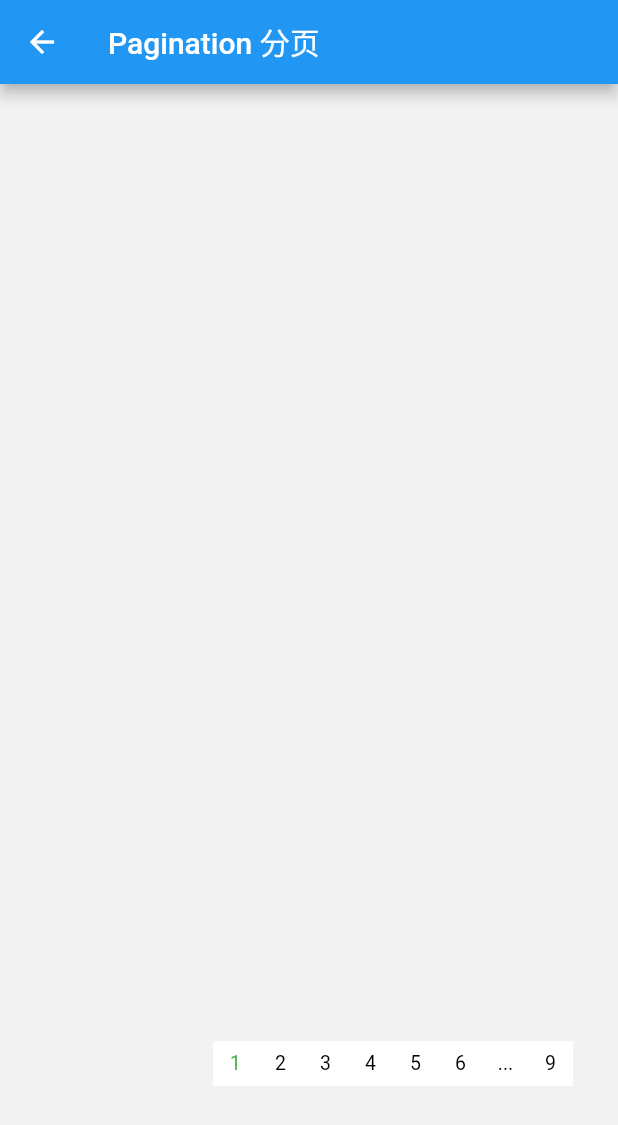
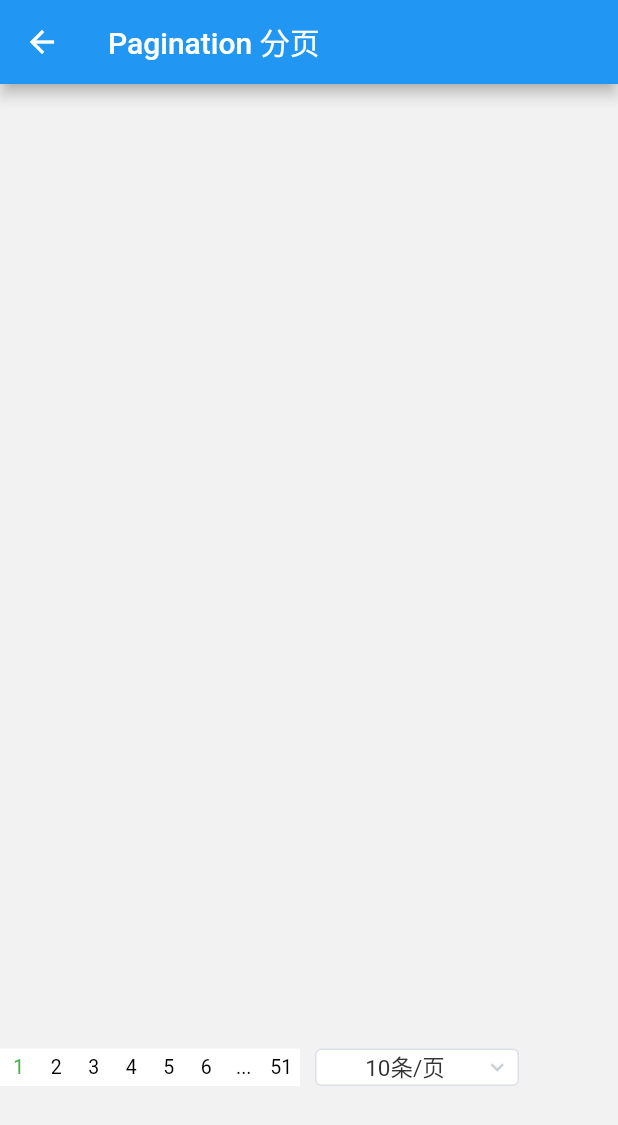
Before and after one commit to niyige/flutter_widget_project, a Flutter app: the PaginationPage screen opened directly, on a phone screen of 412 x 824 dp. Shown: the top 1125 px of the screen. Run offline on Flutter 3.47's test engine with Material 2 defaults, Android fonts, the light colour scheme and no system bars.

Commit message:
feat: 完善分页 ui

```diff
--- a/lib/page/pagination_page.dart
+++ b/lib/page/pagination_page.dart
@@ -1,4 +1,5 @@
 import 'package:flutter/material.dart';
+import 'package:flutter_widget_project/widget/pagination/dropdown_menu.dart';
 import 'package:flutter_widget_project/widget/pagination/pagination.dart';
 
 /**
@@ -24,16 +25,41 @@ class _PaginationPageState extends State<PaginationPage> {
         children: [
           Positioned(
             bottom: 100,
-              right: 30,
-              // width: MediaQuery.of(context).size.width,
-              child: MyPagination(
-                totalCount: 18,
+            width: MediaQuery.of(context).size.width,
+            child: Row(
+              children: [
+                MyPagination(
+                  totalCount: 101,
                   currentPage: 1,
                   pageSize: 2,
                   changePage: (int pageNum) {
                     //
                   },
-              )),
+                ),
+                SizedBox(
+                  width: 10,
+                ),
+                DropdownMenu(
+                  textStyle: TextStyle(color: Color(0xFF333333), fontSize: 15),
+                  //width: 300,
+                  location: DropdownLocation.top,
+                  onSelected: (v, int index) {
+                    print(v);
+                    //
+                  },
+                  items: <DropdownItem<String>>[
+                    DropdownItem(value: '10条/页'),
+                    DropdownItem(value: '20条/页'),
+                    DropdownItem(value: '30条/页'),
+                    DropdownItem(value: '40条/页'),
+                    DropdownItem(value: '50条/页'),
+                    DropdownItem(value: '100条/页'),
+                    // DropdownItem(value: '1000条/页'),
+                  ],
+                ),
+              ],
+            ),
+          ),
         ],
       ),
     );
--- /dev/null
+++ b/lib/widget/pagination/dropdown_menu.dart
@@ -0,0 +1,278 @@
+import 'dart:math';
+
+import 'package:flutter/gestures.dart';
+import 'package:flutter/material.dart';
+
+typedef DropdownItemSelected<T> = void Function(T value, int index);
+
+typedef DropdownCanceled = void Function();
+enum DropdownLocation { top, bottom }
+
+class DropdownMenu<T> extends StatefulWidget {
+  final List<DropdownItem<T>> items;
+  final DropdownItemSelected<DropdownItem<T>> onSelected;
+  final DropdownCanceled onCanceled;
+  final TextStyle textStyle;
+  final double width;
+  final DropdownLocation location;
+  final int showCount;
+  const DropdownMenu(
+      {Key key,
+      this.items,
+      this.onSelected,
+      this.onCanceled,
+      this.textStyle,
+      this.width = 0,
+      this.location = DropdownLocation.bottom,
+      this.showCount = 6})
+      : super(key: key);
+  @override
+  _DropdownMenuState createState() => _DropdownMenuState();
+}
+
+class _DropdownMenuState<T> extends State<DropdownMenu<T>>
+    with TickerProviderStateMixin {
+  OverlayState _overlayState;
+  List<OverlayEntry> _overlayEntryList = [];
+  int selectedIndex = 0;
+  double width;
+  AnimationController controller;
+  bool isShow = false;
+  double itemHeight = 30;
+  final LayerLink _layerLink = LayerLink();
+  @override
+  void initState() {
+    super.initState();
+    itemHeight = max(16 + widget.textStyle.fontSize, itemHeight);
+    controller = AnimationController(
+        duration: const Duration(milliseconds: 200),
+        lowerBound: 0,
+        upperBound: 0.5,
+        vsync: this);
+  }
+
+  @override
+  Widget build(BuildContext context) {
+    return GestureDetector(
+      onTap: () {
+        controller.forward();
+        showDropdown();
+      },
+      child: CompositedTransformTarget(
+        link: this._layerLink,
+        child: Container(
+          padding: EdgeInsets.only(
+            left: 14,
+            right: 5,
+          ),
+          height: 25,
+          decoration: BoxDecoration(
+            color: Colors.white,
+            border: Border.all(color: Color(0xFFDCDFE6)),
+            borderRadius: BorderRadius.all(
+              Radius.circular(4),
+            ),
+          ),
+          child: Row(
+            mainAxisSize: MainAxisSize.min,
+            children: [
+              Container(
+                alignment: Alignment.center,
+                width: max(widget.width,
+                    _calculateMaxTextWidth(widget.textStyle, widget.items)),
+                child: Text(
+                  widget.items[selectedIndex].value.toString(),
+                  maxLines: 1,
+                  style: widget.textStyle,
+                ),
+              ),
+              SizedBox(width: 8),
+              RotationTransition(
+                alignment: Alignment.center,
+                turns: controller,
+                child: Icon(
+                  Icons.keyboard_arrow_down,
+                  size: 17,
+                  color: Color(0xFFC9CDD4),
+                ),
+              ),
+            ],
+          ),
+        ),
+      ),
+    );
+  }
+
+  showDropdown() {
+    // if (_overlayEntryList.isNotEmpty) {
+    //   _overlayState.insertAll(_overlayEntryList);
+    //   return;
+    // }
+    _overlayState = Overlay.of(context, debugRequiredFor: widget);
+
+    _overlayEntryList.add(_buildOutSideView());
+    _overlayEntryList.add(_buildDropdownListView());
+    _overlayState.insertAll(_overlayEntryList);
+  }
+
+  hideDropdown() {
+    controller.reverse();
+    for (OverlayEntry item in _overlayEntryList) {
+      item.remove();
+    }
+    _overlayEntryList.clear();
+  }
+
+  _buildOutSideView() {
+    return OverlayEntry(
+        builder: (context) => Positioned.fill(
+              child: GestureDetector(
+                onTap: () {
+                  if (widget.onCanceled != null) widget.onCanceled();
+                  hideDropdown();
+                },
+                child: Container(
+                  color: Colors.transparent,
+                ),
+              ),
+            ));
+  }
+
+  OverlayEntry _buildDropdownListView() {
+    RenderBox renderBox = context.findRenderObject();
+    var size = renderBox.size;
+    var offset = renderBox.localToGlobal(Offset.zero);
+    double height = itemHeight * min(6, widget.items.length);
+    return OverlayEntry(
+      builder: (context) => Positioned(
+        // left: offset.dx,
+        // top: widget.location == DropdownLocation.bottom
+        //     ? offset.dy + size.height + 5.0
+        //     : offset.dy - height - 5.0,
+        width: size.width,
+        height: height,
+        child: CompositedTransformFollower(
+          link: this._layerLink,
+          showWhenUnlinked: false,
+          offset: Offset(
+              0.0,
+              widget.location == DropdownLocation.bottom
+                  ? size.height + 5.0
+                  : -height - 5.0),
+          child: Container(
+            decoration: BoxDecoration(
+              border: Border.all(color: Color(0xFFDCDFE6)),
+              borderRadius: BorderRadius.all(
+                Radius.circular(4),
+              ),
+            ),
+            child: Material(
+              child: ListView.builder(
+                padding: EdgeInsets.zero,
+                shrinkWrap: true,
+                itemBuilder: (context, index) {
+                  return _buildItemView(widget.items[index], index);
+                },
+                itemCount: widget.items.length,
+              ),
+            ),
+          ),
+        ),
+      ),
+    );
+  }
+
+  Widget _buildItemView(DropdownItem item, int index) {
+    return GestureDetector(
+      onTap: () {
+        setState(() {
+          selectedIndex = index;
+        });
+        if (widget.onSelected != null) widget.onSelected(item, index);
+        hideDropdown();
+      },
+      child: DropdownItemView(
+        title: item.value.toString(),
+        selected: index == selectedIndex,
+        selectedColor: Color(0xFF4264F3),
+        textStyle: widget.textStyle,
+        height: itemHeight,
+      ),
+    );
+  }
+
+  /// 计算文字宽度
+  double _calculateTextWidth(String text, TextStyle style) {
+    TextPainter textPainter = TextPainter(
+      textDirection: TextDirection.ltr,
+      //locale: Localizations.localeOf(context),
+      maxLines: 1,
+      text: TextSpan(
+        text: text,
+        style: style,
+      ),
+    );
+    textPainter.layout(minWidth: style.fontSize * text.length);
+    return textPainter.width;
+  }
+
+  /// 计算文字宽度
+  double _calculateMaxTextWidth(TextStyle style, List<DropdownItem<T>> items) {
+    double width = 0;
+    for (DropdownItem text in items) {
+      width = max(_calculateTextWidth(text.value.toString(), style), width);
+      print(width);
+    }
+    return width;
+  }
+}
+
+class DropdownItemView extends StatefulWidget {
+  final TextStyle textStyle;
+  final Color selectedColor;
+  final String title;
+  final bool selected;
+  final double height;
+  const DropdownItemView(
+      {Key key,
+      this.textStyle,
+      this.selectedColor,
+      this.title,
+      this.selected,
+      this.height})
+      : assert(textStyle != null && selectedColor != null),
+        super(key: key);
+  @override
+  _DropdownItemViewState createState() => _DropdownItemViewState();
+}
+
+class _DropdownItemViewState extends State<DropdownItemView> {
+  bool mouseEnter = false;
+  @override
+  Widget build(BuildContext context) {
+    return MouseRegion(
+      onEnter: (PointerEnterEvent event) => setState(() {
+        mouseEnter = true;
+      }),
+      onExit: (PointerExitEvent event) => setState(() {
+        mouseEnter = false;
+      }),
+      child: Container(
+        alignment: Alignment.centerLeft,
+        padding: EdgeInsets.only(left: 20),
+        height: widget.height,
+        color: mouseEnter ? Color(0xFFF5F7FA) : Colors.transparent,
+        child: Text(widget.title,
+            style: widget.selected
+                ? widget.textStyle.copyWith(
+                    color: widget.selectedColor, fontWeight: FontWeight.w500)
+                : widget.textStyle),
+      ),
+    );
+  }
+}
+
+class DropdownItem<T> {
+  final T value;
+  const DropdownItem({this.value});
+}
--- a/lib/widget/pagination/pagination.dart
+++ b/lib/widget/pagination/pagination.dart
@@ -149,8 +149,8 @@ class _MyPaginationState extends State<MyPagination> {
                 if (null != widget.changePage) widget.changePage(e);
               },
               child: Container(
-                width: 30,
-                height: 30,
+                width: 25,
+                height: 25,
                 alignment: Alignment.center,
                 child: Text(
                   (page > 7 &&
```
Also changed, not shown: pubspec.lock, 8 other files. Lines whose indentation alone changed are shown as unchanged.
